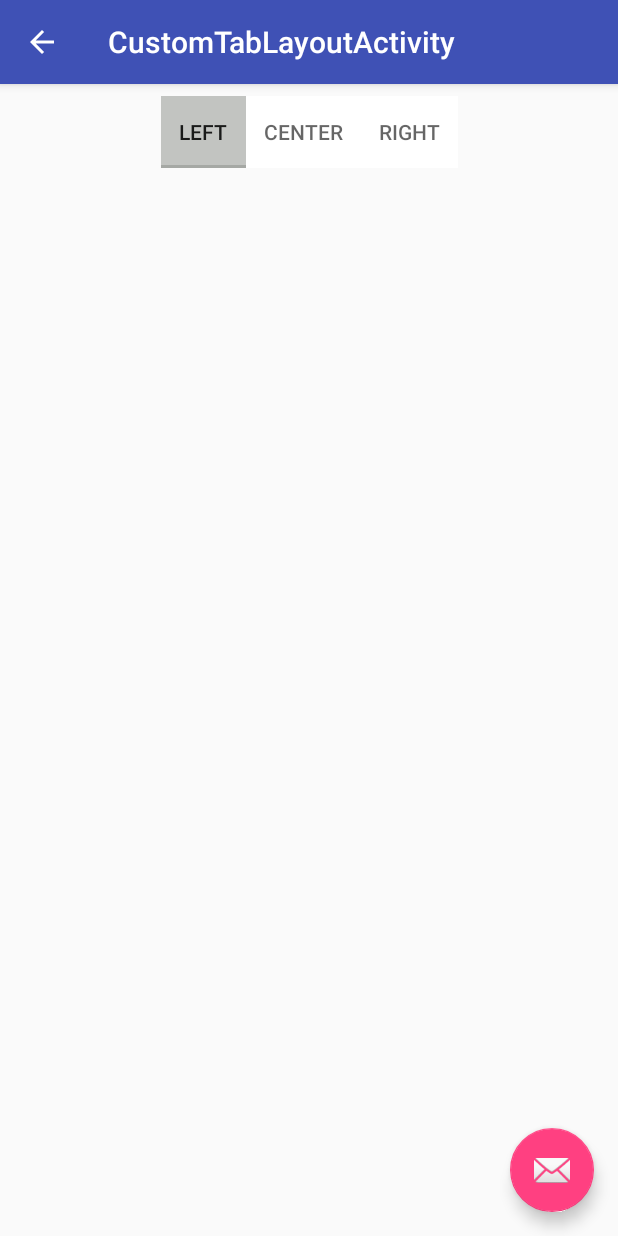
After one commit to pankajnimgade/ConfigureBuilds, an Android app: the CustomTabLayoutActivity screen opened directly, with no data from a screen before it, on a phone screen of 412 x 824 dp. The commit adds this screen. Run offline under Robolectric (Android 15) with nearby library versions, the phone set to English and light mode, and no system bars.

Commit message:
added tab

```diff
--- a/app/src/main/AndroidManifest.xml
+++ b/app/src/main/AndroidManifest.xml
@@ -83,6 +83,15 @@
                 android:name="android.support.PARENT_ACTIVITY"
                 android:value="configure.test.configurebuilds.MainActivity" />
         </activity>
+        <activity
+            android:name=".activities.custom102.tablayout.CustomTabLayoutActivity"
+            android:label="@string/title_activity_custom_tab_layout"
+            android:parentActivityName=".MainActivity"
+            android:theme="@style/AppTheme.NoActionBar">
+            <meta-data
+                android:name="android.support.PARENT_ACTIVITY"
+                android:value="configure.test.configurebuilds.MainActivity" />
+        </activity>
     </application>
 
 </manifest>
--- a/app/src/main/java/configure/test/configurebuilds/activities/custom101/view/BarChart.java
+++ b/app/src/main/java/configure/test/configurebuilds/activities/custom101/view/BarChart.java
@@ -15,9 +15,6 @@ import java.util.Random;
 public class BarChart extends View implements ValueAnimator.AnimatorUpdateListener {
 
     private static final String TAG = BarChart.class.getSimpleName();
-    private int maxHeight = getHeight();
-    private int maxWidth = getWidth();
-    private float mPadding = 10f;
     private static Paint mAxisBlackPaint;
     private static Paint mGuideLineBlackPaint;
     private static Paint mBarChartPaint;
@@ -64,10 +61,11 @@ public class BarChart extends View implements ValueAnimator.AnimatorUpdateListen
     protected void onDraw(Canvas canvas) {
         super.onDraw(canvas);
         Log.d(TAG, "onDraw: ...");
-        maxHeight = getHeight();
-        maxWidth = getWidth();
+        int maxHeight = getHeight();
+        int maxWidth = getWidth();
         Log.d(TAG, "onDraw: maxHeight: " + getHeight());
         Log.d(TAG, "onDraw: maxWidth: " + getWidth());
+        float mPadding = 10f;
         final float gridTop = mPadding;
         final float gridRight = maxWidth - mPadding;
         final float gridBottom = maxHeight - mPadding;
--- /dev/null
+++ b/app/src/main/java/configure/test/configurebuilds/activities/custom102/tablayout/CustomTabItem.java
@@ -0,0 +1,21 @@
+package configure.test.configurebuilds.activities.custom102.tablayout;
+
+import android.content.Context;
+import android.graphics.Canvas;
+import android.util.AttributeSet;
+
+public class CustomTabItem extends android.support.v7.widget.AppCompatTextView {
+
+    public CustomTabItem(Context context) {
+        super(context);
+    }
+
+    public CustomTabItem(Context context, AttributeSet attrs) {
+        super(context, attrs);
+    }
+
+    @Override
+    protected void onDraw(Canvas canvas) {
+        super.onDraw(canvas);
+    }
+}
--- /dev/null
+++ b/app/src/main/java/configure/test/configurebuilds/activities/custom102/tablayout/CustomTabLayoutActivity.java
@@ -0,0 +1,33 @@
+package configure.test.configurebuilds.activities.custom102.tablayout;
+
+import android.os.Bundle;
+import android.support.design.widget.FloatingActionButton;
+import android.support.design.widget.Snackbar;
+import android.support.v7.app.AppCompatActivity;
+import android.support.v7.widget.Toolbar;
+import android.view.View;
+
+import configure.test.configurebuilds.R;
+
+
+public class CustomTabLayoutActivity extends AppCompatActivity {
+
+    @Override
+    protected void onCreate(Bundle savedInstanceState) {
+        super.onCreate(savedInstanceState);
+        setContentView(R.layout.activity_custom_tab_layout);
+        Toolbar toolbar = (Toolbar) findViewById(R.id.toolbar);
+        setSupportActionBar(toolbar);
+
+        FloatingActionButton fab = (FloatingActionButton) findViewById(R.id.fab);
+        fab.setOnClickListener(new View.OnClickListener() {
+            @Override
+            public void onClick(View view) {
+                Snackbar.make(view, "Replace with your own action", Snackbar.LENGTH_LONG)
+                        .setAction("Action", null).show();
+            }
+        });
+        getSupportActionBar().setDisplayHomeAsUpEnabled(true);
+    }
+
+}
--- a/app/src/main/java/configure/test/configurebuilds/application/model/ActivityItem.kt
+++ b/app/src/main/java/configure/test/configurebuilds/application/model/ActivityItem.kt
@@ -3,6 +3,7 @@ package configure.test.configurebuilds.application.model
 import android.app.Activity
 import configure.test.configurebuilds.activities.ExampleActivity
 import configure.test.configurebuilds.activities.custom101.view.CustomViewActivity
+import configure.test.configurebuilds.activities.custom102.tablayout.CustomTabLayoutActivity
 import configure.test.configurebuilds.activities.decorator_one.DecoratorOneActivity
 import configure.test.configurebuilds.activities.decorator_two.DecoratorTwoActivity
 import configure.test.configurebuilds.activities.dock.list.ListActivity
@@ -18,6 +19,7 @@ class ActivityItem(val activityClass: Class<out Activity>, val activityName: Str
     companion object {
         fun getActivityItemList(): List<ActivityItem> {
             val list = mutableListOf<ActivityItem>()
+            list.add(ActivityItem(CustomTabLayoutActivity::class.java, "Custom Tab Layout"))
             list.add(ActivityItem(CustomViewActivity::class.java, "Custom View Activity"))
             list.add(ActivityItem(CustomEditTextActivity::class.java, "Custom EditText Activity"))
             list.add(ActivityItem(ExampleActivity::class.java, "Example Activity"))
--- /dev/null
+++ b/app/src/main/res/drawable/tab_background_selected.xml
@@ -0,0 +1,4 @@
+<?xml version="1.0" encoding="utf-8"?>
+<shape xmlns:android="http://schemas.android.com/apk/res/android" >
+    <solid android:color="#7d878b86" />
+</shape>
--- /dev/null
+++ b/app/src/main/res/drawable/tab_background_unselected.xml
@@ -0,0 +1,4 @@
+<?xml version="1.0" encoding="utf-8"?>
+<shape xmlns:android="http://schemas.android.com/apk/res/android" >
+    <solid android:color="#FFFFFF" />
+</shape>
--- /dev/null
+++ b/app/src/main/res/drawable/tab_layout_background.xml
@@ -0,0 +1,6 @@
+<?xml version="1.0" encoding="utf-8"?>
+<selector xmlns:android="http://schemas.android.com/apk/res/android">
+
+    <item android:drawable="@drawable/tab_background_selected" android:state_selected="true" />
+    <item android:drawable="@drawable/tab_background_unselected" android:state_selected="false" android:state_focused="false" android:state_pressed="false" />
+</selector>
--- /dev/null
+++ b/app/src/main/res/layout/activity_custom_tab_layout.xml
@@ -0,0 +1,33 @@
+<?xml version="1.0" encoding="utf-8"?>
+<android.support.design.widget.CoordinatorLayout xmlns:android="http://schemas.android.com/apk/res/android"
+    xmlns:app="http://schemas.android.com/apk/res-auto"
+    xmlns:tools="http://schemas.android.com/tools"
+    android:layout_width="match_parent"
+    android:layout_height="match_parent"
+    tools:context="configure.test.configurebuilds.activities.custom102.tablayout.CustomTabLayoutActivity">
+
+    <android.support.design.widget.AppBarLayout
+        android:layout_width="match_parent"
+        android:layout_height="wrap_content"
+        android:theme="@style/AppTheme.AppBarOverlay">
+
+        <android.support.v7.widget.Toolbar
+            android:id="@+id/toolbar"
+            android:layout_width="match_parent"
+            android:layout_height="?attr/actionBarSize"
+            android:background="?attr/colorPrimary"
+            app:popupTheme="@style/AppTheme.PopupOverlay" />
+
+    </android.support.design.widget.AppBarLayout>
+
+    <include layout="@layout/content_custom_tab_layout" />
+
+    <android.support.design.widget.FloatingActionButton
+        android:id="@+id/fab"
+        android:layout_width="wrap_content"
+        android:layout_height="wrap_content"
+        android:layout_gravity="bottom|end"
+        android:layout_margin="@dimen/fab_margin"
+        app:srcCompat="@android:drawable/ic_dialog_email" />
+
+</android.support.design.widget.CoordinatorLayout>
--- /dev/null
+++ b/app/src/main/res/layout/content_custom_tab_layout.xml
@@ -0,0 +1,44 @@
+<?xml version="1.0" encoding="utf-8"?>
+<android.support.constraint.ConstraintLayout xmlns:android="http://schemas.android.com/apk/res/android"
+    xmlns:app="http://schemas.android.com/apk/res-auto"
+    xmlns:tools="http://schemas.android.com/tools"
+    android:layout_width="match_parent"
+    android:layout_height="match_parent"
+    app:layout_behavior="@string/appbar_scrolling_view_behavior"
+    tools:context="configure.test.configurebuilds.activities.custom102.tablayout.CustomTabLayoutActivity"
+    tools:showIn="@layout/activity_custom_tab_layout">
+
+    <android.support.design.widget.TabLayout
+        android:layout_width="wrap_content"
+        android:layout_height="wrap_content"
+        android:layout_marginEnd="8dp"
+        android:layout_marginStart="8dp"
+        app:tabBackground="@drawable/tab_layout_background"
+        android:layout_marginTop="8dp"
+        app:tabIndicatorColor="#7d878b86"
+        app:layout_constraintEnd_toEndOf="parent"
+        app:layout_constraintStart_toStartOf="parent"
+        app:layout_constraintTop_toTopOf="parent">
+
+        <android.support.design.widget.TabItem
+            android:layout_width="wrap_content"
+            android:layout_height="wrap_content"
+            android:layout_margin="4dp"
+            android:padding="4dp"
+            android:text="Left" />
+
+        <android.support.design.widget.TabItem
+            android:layout_width="wrap_content"
+            android:layout_height="wrap_content"
+            android:layout_margin="4dp"
+            android:padding="4dp"
+            android:text="Center" />
+
+        <android.support.design.widget.TabItem
+            android:layout_width="wrap_content"
+            android:layout_margin="4dp"
+            android:padding="4dp"
+            android:layout_height="wrap_content"
+            android:text="Right" />
+    </android.support.design.widget.TabLayout>
+</android.support.constraint.ConstraintLayout>
--- a/app/src/main/res/values/strings.xml
+++ b/app/src/main/res/values/strings.xml
@@ -10,4 +10,5 @@
     <string name="title_activity_decorator_one">DecoratorOneActivity</string>
     <string name="title_activity_decorator_two">DecoratorTwoActivity</string>
     <string name="title_activity_custom_view">CustomViewActivity</string>
+    <string name="title_activity_custom_tab_layout">CustomTabLayoutActivity</string>
 </resources>
--- a/app/src/main/res/values/styles.xml
+++ b/app/src/main/res/values/styles.xml
@@ -17,4 +17,6 @@
 
     <style name="AppTheme.PopupOverlay" parent="ThemeOverlay.AppCompat.Light" />
 
+
+
 </resources>
```
